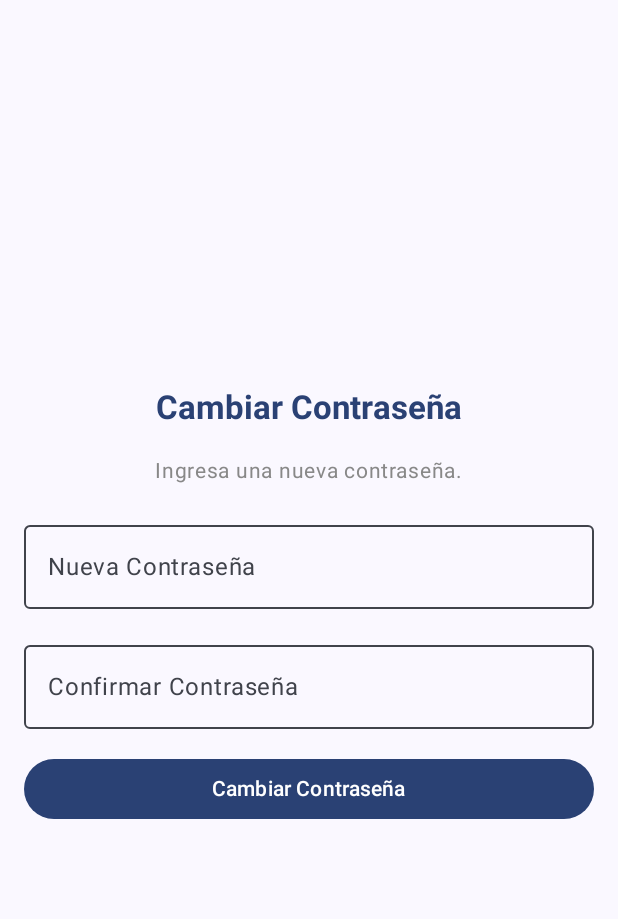
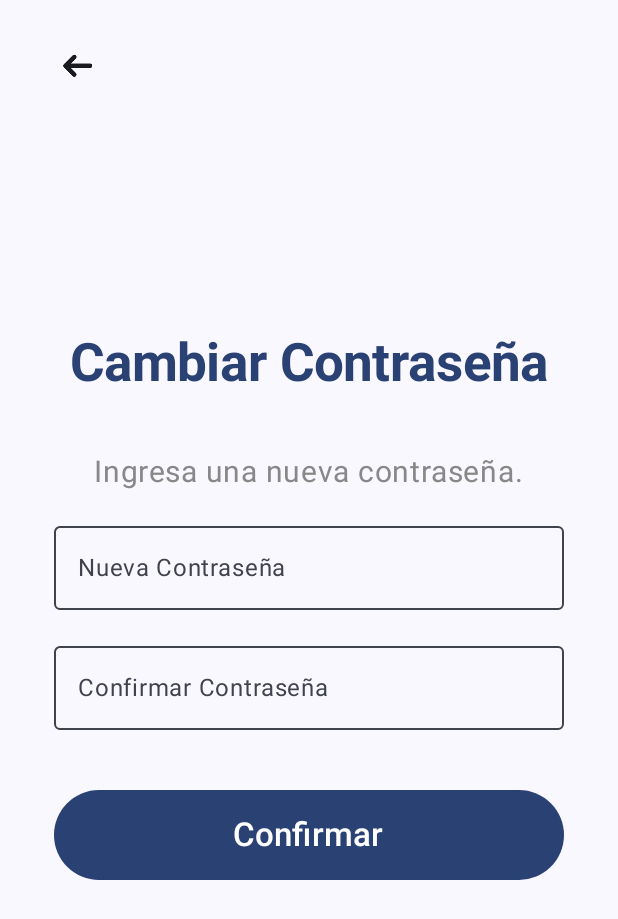
Before and after one commit to franpvp/DocuVoiceApp, an Android app built with Jetpack Compose: the composable CambiarContrasenaForm called with empty values, on a phone screen of 412 x 824 dp. Shown: the top 919 px of the screen. Run offline under Robolectric (Android 15) with nearby library versions, the phone set to English and light mode, and no system bars.

Commit message:
Se implementa cambio de contraseña

```diff
--- a/app/build.gradle.kts
+++ b/app/build.gradle.kts
@@ -42,6 +42,9 @@ android {
 
 dependencies {
 
+    implementation("com.squareup.retrofit2:retrofit:2.9.0")
+    implementation("com.squareup.retrofit2:converter-gson:2.9.0")
+    implementation("com.google.code.gson:gson:2.9.0")
     implementation(libs.androidx.core.ktx)
     implementation(libs.androidx.lifecycle.runtime.ktx)
     implementation(libs.androidx.activity.compose)
--- a/app/src/main/AndroidManifest.xml
+++ b/app/src/main/AndroidManifest.xml
@@ -13,6 +13,7 @@
     <uses-permission android:name="android.permission.INTERNET"/>
 
     <application
+        android:usesCleartextTraffic="true"
         android:allowBackup="true"
         android:dataExtractionRules="@xml/data_extraction_rules"
         android:fullBackupContent="@xml/backup_rules"
--- a/app/src/main/java/com/example/semana01/components/CambiarContrasenaForm.kt
+++ b/app/src/main/java/com/example/semana01/components/CambiarContrasenaForm.kt
@@ -8,17 +8,20 @@ import androidx.compose.ui.Alignment
 import androidx.compose.ui.Modifier
 import androidx.compose.ui.graphics.Color
 import androidx.compose.ui.platform.LocalContext
+import androidx.compose.ui.res.painterResource
 import androidx.compose.ui.text.font.FontWeight
 import androidx.compose.ui.text.input.PasswordVisualTransformation
 import androidx.compose.ui.tooling.preview.Preview
 import androidx.compose.ui.unit.dp
 import androidx.compose.ui.unit.sp
+import androidx.navigation.NavController
+import com.example.semana01.R
 import com.example.semana01.utils.UserManager
 
 @Composable
 fun CambiarContrasenaForm(
+    navController: NavController,
     email: String,
-    resetCode: String,
     onPasswordChanged: () -> Unit,
     context: Context
 ) {
@@ -29,23 +32,55 @@ fun CambiarContrasenaForm(
 
     // Validación de los campos de la contraseña
     fun handleChangePassword() {
+        // Verifica si los campos de contraseñas están vacíos
+        if (newPassword.isEmpty() || confirmPassword.isEmpty()) {
+            errorMessage = "Ambos campos de contraseña deben ser llenados."
+            return
+        }
+
+        // Verifica si las contraseñas coinciden
         if (newPassword != confirmPassword) {
             errorMessage = "Las contraseñas no coinciden."
         } else {
-            val isCodeValid = UserManager.validateResetCode(context, email, resetCode)
-            if (isCodeValid) {
+            // Verificar si el correo existe
+            val user = UserManager.getUsersFromPrefs(context).find { it.email == email }
+            if (user != null) {
+                // Actualizar la contraseña
                 val isUpdated = UserManager.updatePassword(context, email, newPassword)
                 if (isUpdated) {
                     isPasswordChanged = true
                     errorMessage = null
-                    onPasswordChanged() // Navegar después del cambio
+                    onPasswordChanged() // Llamar la función de callback para notificar el cambio
+                    // Redirigir al login después de un cambio exitoso
+                    navController.navigate("login") {
+                        popUpTo("forgotPassword") { inclusive = true }
+                    }
                 } else {
                     errorMessage = "Error al actualizar la contraseña."
                 }
             } else {
-                errorMessage = "Código de recuperación inválido."
+                errorMessage = "Correo no registrado"
             }
         }
+    }
+
+    Box(
+        modifier = Modifier
+            .fillMaxSize()
+            .padding(20.dp)
+    ) {
+        // Botón de retroceder en la esquina superior izquierda
+        IconButton(
+            onClick = { navController.popBackStack() },
+            modifier = Modifier
+                .padding(start = 8.dp)
+                .align(Alignment.TopStart) // Posicionarlo en la esquina superior izquierda
+        ) {
+            Icon(
+                painter = painterResource(id = R.drawable.ic_arrow_back),
+                contentDescription = "Volver",
+                tint = MaterialTheme.colorScheme.onSurface
+            )
         }
 
         Column(
@@ -58,15 +93,16 @@ fun CambiarContrasenaForm(
             Text(
                 text = "Cambiar Contraseña",
                 style = MaterialTheme.typography.titleLarge.copy(
+                    fontSize = 35.sp,
                     fontWeight = FontWeight.Bold,
                     color = MaterialTheme.colorScheme.primary
                 )
             )
-        Spacer(modifier = Modifier.height(16.dp))
+            Spacer(modifier = Modifier.height(40.dp))
 
             Text(
                 text = "Ingresa una nueva contraseña.",
-            fontSize = 14.sp,
+                fontSize = 20.sp,
                 color = Color.Gray
             )
             Spacer(modifier = Modifier.height(16.dp))
@@ -103,14 +139,19 @@ fun CambiarContrasenaForm(
                     unfocusedLabelColor = MaterialTheme.colorScheme.onSurfaceVariant
                 )
             )
-        Spacer(modifier = Modifier.height(16.dp))
+            Spacer(modifier = Modifier.height(40.dp))
 
             // Botón de Cambiar Contraseña
             Button(
                 onClick = { handleChangePassword() },
-            modifier = Modifier.fillMaxWidth()
+                modifier = Modifier
+                    .fillMaxWidth()
+                    .height(60.dp)
             ) {
-            Text("Cambiar Contraseña")
+                Text(
+                    text = "Confirmar",
+                    fontSize = 22.sp // Aumenta el tamaño de la letra a 20sp (puedes ajustar el valor)
+                )
             }
 
             Spacer(modifier = Modifier.height(16.dp))
@@ -131,13 +172,4 @@ fun CambiarContrasenaForm(
             }
         }
     }
-
-@Preview
-@Composable
-fun PreviewChangePasswordForm() {
-    MaterialTheme {
-        Surface {
-            CambiarContrasenaForm(email = "test@example.com", resetCode = "123456", onPasswordChanged = {}, context = LocalContext.current)
 }
-    }
-}
```
Also changed, not shown: app/src/main/java/com/example/semana01/MainActivity.kt (+13 -2 lines), app/src/main/java/com/example/semana01/components/ApiService.kt (added, +12 -0 lines), app/src/main/java/com/example/semana01/components/RecuperarContrasena.kt (+11 -28 lines), app/src/main/java/com/example/semana01/components/RetrofitClient.kt (added, +16 -0 lines), app/src/main/java/com/example/semana01/components/Usuario.kt (added, +10 -0 lines), app/src/main/java/com/example/semana01/components/VerificarCodigoForm.kt (deleted, +0 -86 lines), app/src/main/java/com/example/semana01/utils/UserManager.kt (+0 -20 lines). Lines whose indentation alone changed are shown as unchanged.
